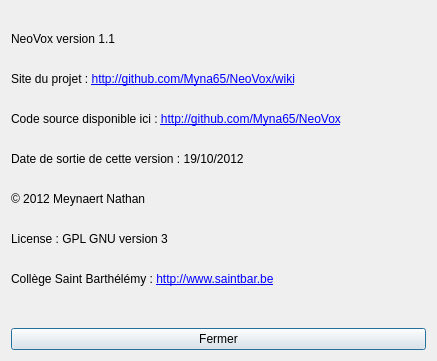
Above: about.ui from Myna65/NeoVox before the change. Below: the same form after it.
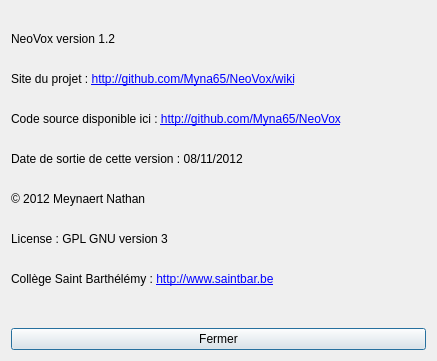
That is the form after the change.

```diff
--- a/about.ui
+++ b/about.ui
@@ -17,7 +17,7 @@
    <item>
     <widget class="QLabel" name="label">
      <property name="text">
-      <string>&lt;html&gt;&lt;head/&gt;&lt;body&gt;&lt;p&gt;NeoVox version 1.1&lt;br/&gt;&lt;/p&gt;&lt;p&gt;Site du projet : &lt;a href=&quot;http://github.com/Myna65/Vox/wiki&quot;&gt;&lt;span style=&quot; text-decoration: underline; color:#0000ff;&quot;&gt;http://github.com/Myna65/NeoVox/wiki&lt;/span&gt;&lt;/a&gt;&lt;br/&gt;&lt;/p&gt;&lt;p&gt;Code source disponible ici : &lt;a href=&quot;http://github.com/Myna65/Vox&quot;&gt;&lt;span style=&quot; text-decoration: underline; color:#0000ff;&quot;&gt;http://github.com/Myna65/NeoVox&lt;/span&gt;&lt;/a&gt;&lt;br/&gt;&lt;/p&gt;&lt;p&gt;Date de sortie de cette version : 19/10/2012&lt;br/&gt;&lt;/p&gt;&lt;p&gt;© 2012 Meynaert Nathan&lt;br/&gt;&lt;/p&gt;&lt;p&gt;License : GPL GNU version 3&lt;br/&gt;&lt;/p&gt;&lt;p&gt;Collège Saint Barthélémy : &lt;a href=&quot;http://www.saintbar.be&quot;&gt;&lt;span style=&quot; text-decoration: underline; color:#0000ff;&quot;&gt;http://www.saintbar.be&lt;/span&gt;&lt;/a&gt;&lt;br/&gt;&lt;/p&gt;&lt;/body&gt;&lt;/html&gt;</string>
+      <string>&lt;html&gt;&lt;head/&gt;&lt;body&gt;&lt;p&gt;NeoVox version 1.2&lt;br/&gt;&lt;/p&gt;&lt;p&gt;Site du projet : &lt;a href=&quot;http://github.com/Myna65/Vox/wiki&quot;&gt;&lt;span style=&quot; text-decoration: underline; color:#0000ff;&quot;&gt;http://github.com/Myna65/NeoVox/wiki&lt;/span&gt;&lt;/a&gt;&lt;br/&gt;&lt;/p&gt;&lt;p&gt;Code source disponible ici : &lt;a href=&quot;http://github.com/Myna65/Vox&quot;&gt;&lt;span style=&quot; text-decoration: underline; color:#0000ff;&quot;&gt;http://github.com/Myna65/NeoVox&lt;/span&gt;&lt;/a&gt;&lt;br/&gt;&lt;/p&gt;&lt;p&gt;Date de sortie de cette version : 08/11/2012&lt;br/&gt;&lt;/p&gt;&lt;p&gt;© 2012 Meynaert Nathan&lt;br/&gt;&lt;/p&gt;&lt;p&gt;License : GPL GNU version 3&lt;br/&gt;&lt;/p&gt;&lt;p&gt;Collège Saint Barthélémy : &lt;a href=&quot;http://www.saintbar.be&quot;&gt;&lt;span style=&quot; text-decoration: underline; color:#0000ff;&quot;&gt;http://www.saintbar.be&lt;/span&gt;&lt;/a&gt;&lt;br/&gt;&lt;/p&gt;&lt;/body&gt;&lt;/html&gt;</string>
      </property>
     </widget>
    </item>
```
